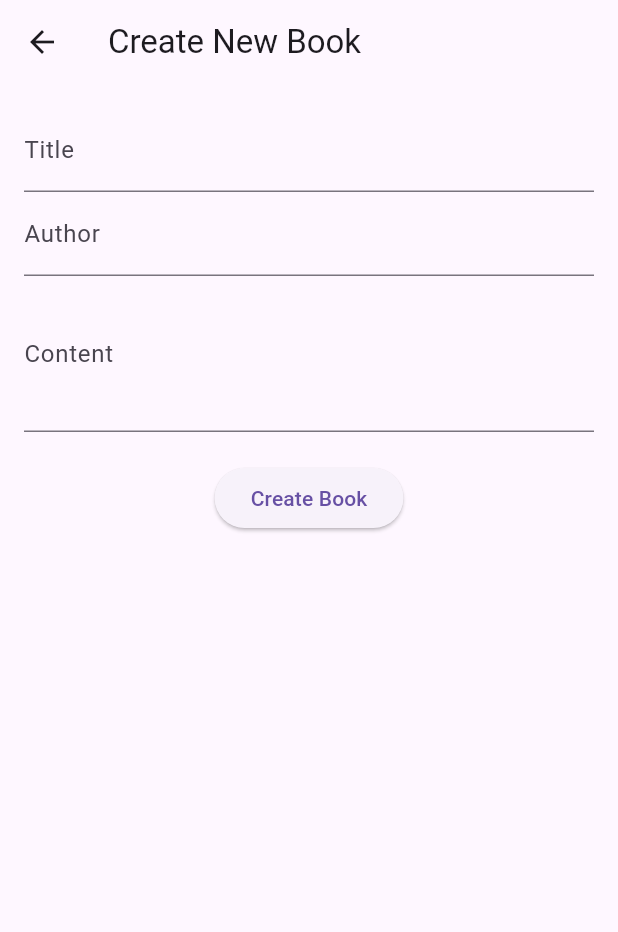
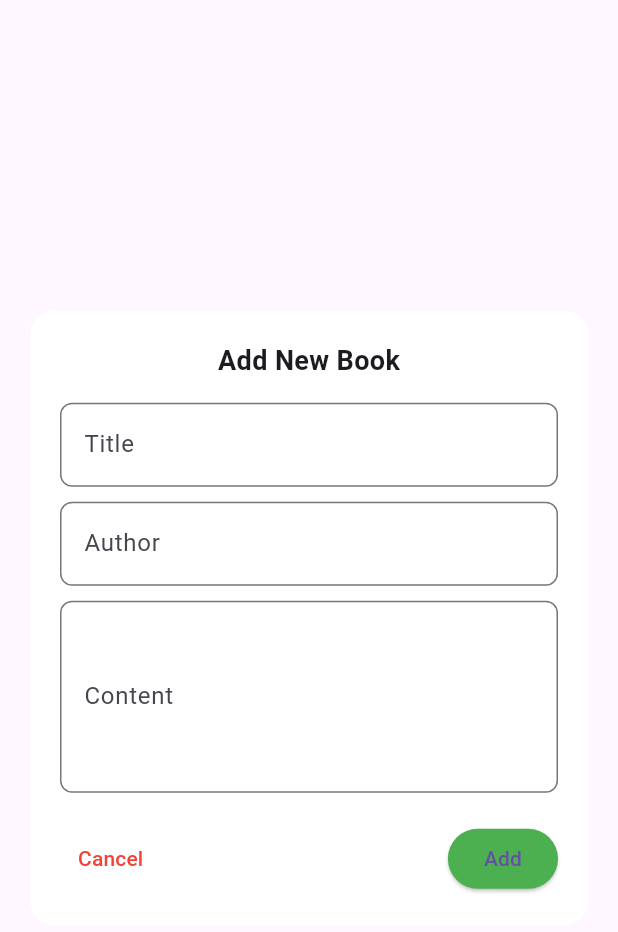
Before and after one commit to Abylaikhan-Bari/Platform-Mobile, a Flutter app: the CreateBookScreen widget shown alone on an empty page, opened directly, on a phone screen of 412 x 824 dp. Shown: the top 932 px of the screen. Run offline on Flutter 3.47's test engine with Material 3 defaults, Android fonts, the phone set to English and light mode, and no system bars; our stand-ins replace bloc, cloud_firestore, firebase_auth, firebase_core, flutter_bloc; accounts and stored records are empty; network calls fail.

Commit message:
Minor UI updates

```diff
--- /dev/null
+++ b/lib/presentation/screens/components/create_book_component.dart
@@ -0,0 +1,88 @@
+import 'package:flutter/material.dart';
+import 'package:flutter_bloc/flutter_bloc.dart';
+import 'package:platform/domain/entities/book_entity.dart';
+import 'package:platform/bloc/book_bloc.dart';
+
+class CreateBookScreen extends StatefulWidget {
+  const CreateBookScreen({super.key});
+
+  @override
+  _CreateBookScreenState createState() => _CreateBookScreenState();
+}
+
+class _CreateBookScreenState extends State<CreateBookScreen> {
+  final _formKey = GlobalKey<FormState>();
+  final _titleController = TextEditingController();
+  final _authorController = TextEditingController();
+  final _contentController = TextEditingController();
+
+  @override
+  Widget build(BuildContext context) {
+    return Dialog(
+      shape: RoundedRectangleBorder(borderRadius: BorderRadius.circular(15)),
+      backgroundColor: Colors.white,
+      insetPadding: const EdgeInsets.all(20),
+      child: Padding(
+        padding: const EdgeInsets.all(20.0),
+        child: SingleChildScrollView(
+          child: Form(
+            key: _formKey,
+            child: Column(
+              mainAxisSize: MainAxisSize.min,
+              children: [
+                const Text(
+                  "Add New Book",
+                  style: TextStyle(fontWeight: FontWeight.bold, fontSize: 18),
+                ),
+                const SizedBox(height: 15),
+                _buildTextField(_titleController, "Title"),
+                const SizedBox(height: 10),
+                _buildTextField(_authorController, "Author"),
+                const SizedBox(height: 10),
+                _buildTextField(_contentController, "Content", maxLines: 4),
+                const SizedBox(height: 20),
+                Row(
+                  mainAxisAlignment: MainAxisAlignment.spaceBetween,
+                  children: [
+                    TextButton(
+                      onPressed: () => Navigator.pop(context),
+                      child: const Text("Cancel", style: TextStyle(color: Colors.red)),
+                    ),
+                    ElevatedButton(
+                      onPressed: () {
+                        if (_formKey.currentState!.validate()) {
+                          final newBook = BookEntity(
+                            id: "", // Empty ID (backend will generate)
+                            title: _titleController.text.trim(),
+                            author: _authorController.text.trim(),
+                            content: _contentController.text.trim(),
+                          );
+                          context.read<BookBloc>().add(CreateBookEvent(book: newBook));
+                          Navigator.pop(context);
+                        }
+                      },
+                      style: ElevatedButton.styleFrom(backgroundColor: Colors.green),
+                      child: const Text("Add"),
+                    ),
+                  ],
+                ),
+              ],
+            ),
+          ),
+        ),
+      ),
+    );
+  }
+
+  Widget _buildTextField(TextEditingController controller, String label, {int maxLines = 1}) {
+    return TextFormField(
+      controller: controller,
+      decoration: InputDecoration(
+        labelText: label,
+        border: OutlineInputBorder(borderRadius: BorderRadius.circular(8)),
+      ),
+      maxLines: maxLines,
+      validator: (value) => value!.trim().isEmpty ? "Enter $label" : null,
+    );
+  }
+}
--- a/lib/presentation/screens/create_book_screen.dart
+++ /dev/null
@@ -1,69 +0,0 @@
-import 'package:flutter/material.dart';
-import 'package:flutter_bloc/flutter_bloc.dart';
-import 'package:platform/domain/entities/book_entity.dart';
-import 'package:platform/bloc/book_bloc.dart';
-
-class CreateBookScreen extends StatefulWidget {
-  const CreateBookScreen({super.key});
-
-  @override
-  _CreateBookScreenState createState() => _CreateBookScreenState();
-}
-
-class _CreateBookScreenState extends State<CreateBookScreen> {
-  final _formKey = GlobalKey<FormState>();
-  final _titleController = TextEditingController();
-  final _authorController = TextEditingController();
-  final _contentController = TextEditingController();
-
-  @override
-  Widget build(BuildContext context) {
-    return Scaffold(
-      appBar: AppBar(title: const Text('Create New Book')),
-      body: Padding(
-        padding: const EdgeInsets.all(16.0),
-        child: Form(
-          key: _formKey,
-          child: Column(
-            children: [
-              TextFormField(
-                controller: _titleController,
-                decoration: const InputDecoration(labelText: 'Title'),
-                validator: (value) => value!.trim().isEmpty ? 'Enter title' : null,
-              ),
-              TextFormField(
-                controller: _authorController,
-                decoration: const InputDecoration(labelText: 'Author'),
-                validator: (value) => value!.trim().isEmpty ? 'Enter author' : null,
-              ),
-              TextFormField(
-                controller: _contentController,
-                decoration: const InputDecoration(labelText: 'Content'),
-                validator: (value) => value!.trim().isEmpty ? 'Enter content' : null,
-                maxLines: 3,
-              ),
-              const SizedBox(height: 20),
-              ElevatedButton(
-                onPressed: () {
-                  if (_formKey.currentState!.validate()) {
-                    final newBook = BookEntity(
-                      id: "", // Provide default empty ID, backend will generate it
-                      title: _titleController.text.trim(),
-                      author: _authorController.text.trim(),
-                      content: _contentController.text.trim().isNotEmpty
-                          ? _contentController.text
-                          : "", // Ensure content is not null
-                    );
-                    context.read<BookBloc>().add(CreateBookEvent(book: newBook));
-                    Navigator.pop(context);
-                  }
-                },
-                child: const Text('Create Book'),
-              ),
-            ],
-          ),
-        ),
-      ),
-    );
-  }
-}
```
Also changed, not shown: lib/presentation/screens/books_screen.dart (+25 -27 lines), lib/presentation/screens/components/edit_book_component.dart (added, +90 -0 lines), lib/presentation/screens/edit_book_screen.dart (deleted, +0 -69 lines).
